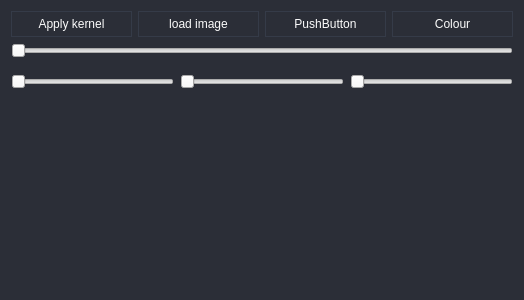
Old version of the form code/zebra/mainwindow.ui in the repository iPieter/JLIZNN_CUDA_and_openCL.
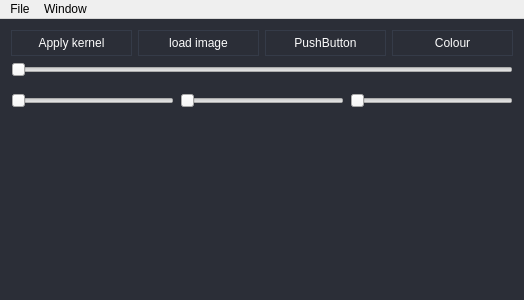
New version of the form. Icons and pictures are not drawn.

Diff of the .ui file:
```diff
--- a/code/zebra/mainwindow.ui
+++ b/code/zebra/mainwindow.ui
@@ -127,15 +127,29 @@
     </item>
    </layout>
   </widget>
-  <action name="actionNew">
-   <property name="icon">
-    <iconset>
-     <normaloff>:/images/new.png</normaloff>:/images/new.png</iconset>
+  <widget class="QMenuBar" name="menuBar">
+   <property name="geometry">
+    <rect>
+     <x>0</x>
+     <y>0</y>
+     <width>524</width>
+     <height>22</height>
+    </rect>
    </property>
-   <property name="text">
-    <string>New</string>
-   </property>
-  </action>
+   <widget class="QMenu" name="menuFile">
+    <property name="title">
+     <string>File</string>
+    </property>
+    <addaction name="actionOpen"/>
+   </widget>
+   <widget class="QMenu" name="menuWindow">
+    <property name="title">
+     <string>Window</string>
+    </property>
+   </widget>
+   <addaction name="menuFile"/>
+   <addaction name="menuWindow"/>
+  </widget>
   <action name="actionOpen">
    <property name="icon">
     <iconset>
```
Left out of the diff: 110 changed lines with no effect on the pictures.
